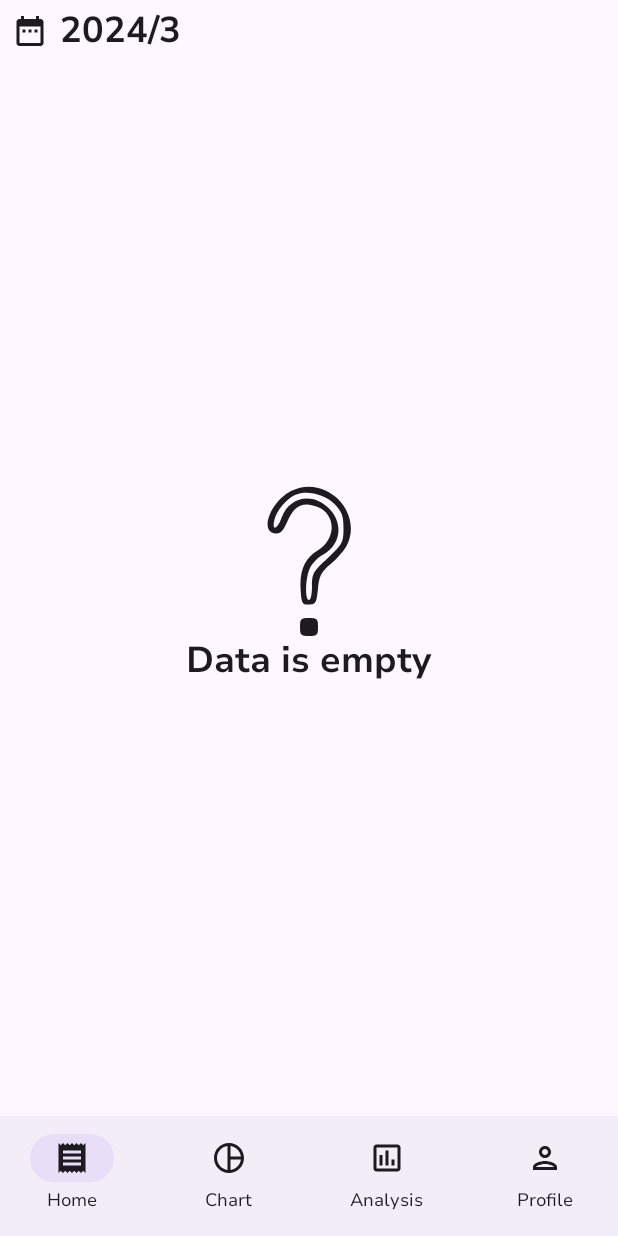
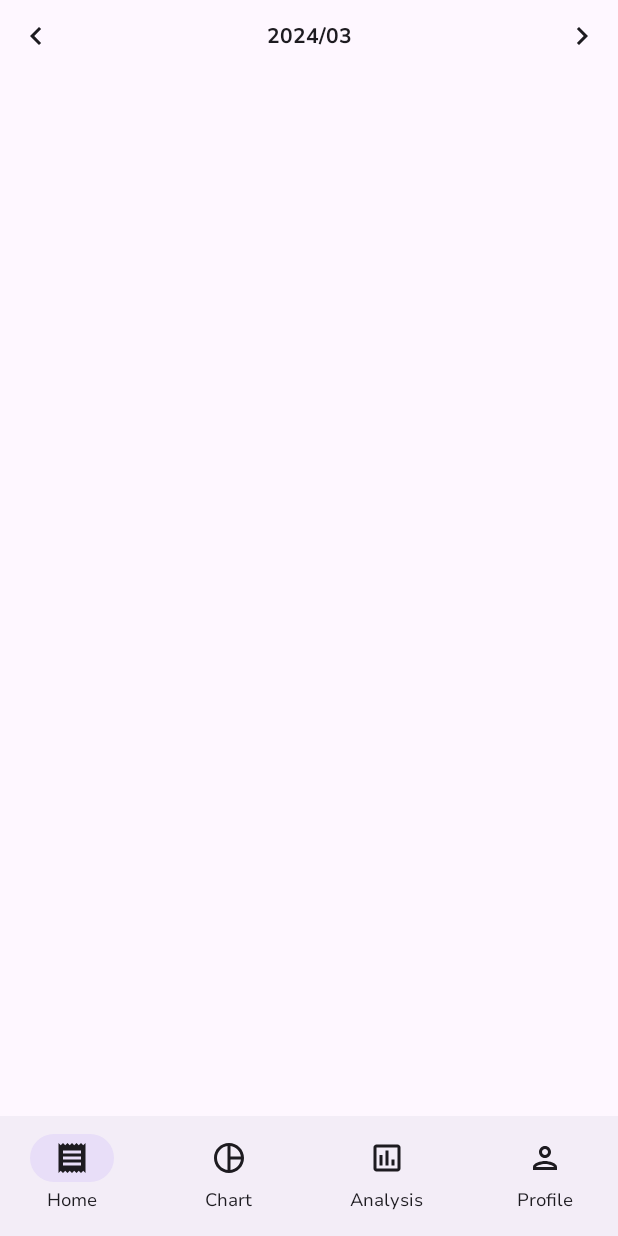
Before and after one commit to encorex32268/MoneyManagerPublic, an Android app built with Jetpack Compose: the ChartScreen screen opened through its navigation route, on a phone screen of 412 x 824 dp. Run offline under Robolectric (Android 15) with nearby library versions, the phone set to English and light mode, and no system bars; our stand-ins replace Dagger/Hilt's generated code, accompanist; 5 statements that could not run were skipped.

Commit message:
ChartScreen Fix

```diff
--- a/app/src/main/java/lihan/chen/moneymanager/feature/chart/presentation/ChartScreen.kt
+++ b/app/src/main/java/lihan/chen/moneymanager/feature/chart/presentation/ChartScreen.kt
@@ -1,6 +1,8 @@
 package lihan.chen.moneymanager.feature.chart.presentation
 
+import androidx.compose.foundation.background
 import androidx.compose.foundation.layout.Arrangement
+import androidx.compose.foundation.layout.Box
 import androidx.compose.foundation.layout.Column
 import androidx.compose.foundation.layout.Spacer
 import androidx.compose.foundation.layout.fillMaxSize
@@ -10,6 +12,7 @@ import androidx.compose.foundation.layout.padding
 import androidx.compose.foundation.layout.size
 import androidx.compose.foundation.lazy.LazyColumn
 import androidx.compose.material3.Icon
+import androidx.compose.material3.MaterialTheme
 import androidx.compose.runtime.Composable
 import androidx.compose.ui.Alignment
 import androidx.compose.ui.Modifier
@@ -31,7 +34,9 @@ import lihan.chen.moneymanager.feature.core.domain.model.TRAFFIC
 import lihan.chen.moneymanager.feature.core.domain.model.WEAR
 import lihan.chen.moneymanager.feature.core.presentation.components.Texts
 import lihan.chen.moneymanager.feature.core.util.LocalSpacing
+import lihan.chen.moneymanager.feature.home.presentation.HomeEvent
 import lihan.chen.moneymanager.feature.home.presentation.components.DateLayout
+import lihan.chen.moneymanager.feature.home.presentation.components.DatePicker
 import lihan.chen.moneymanager.feature.home.presentation.components.NormalDate
 import lihan.chen.moneymanager.ui.theme.MoneyManagerTheme
 
@@ -46,27 +51,11 @@ fun ChartScreen(
     Column(
         modifier = modifier
     ) {
-        DateLayout(
-            modifier = Modifier.fillMaxWidth(),
-            currentDate = "${state.nowDateYear}/${state.nowDateMonth}",
-            onYearPick = onDatePick
+        DatePicker(
+            year = state.nowDateYear.toIntOrNull()?:0,
+            month = state.nowDateMonth.toIntOrNull()?:0,
+            onDateChange = onDatePick
         )
-        if (state.items.isEmpty()){
-            Column(
-                modifier = Modifier.fillMaxSize(),
-                verticalArrangement = Arrangement.Center,
-                horizontalAlignment = Alignment.CenterHorizontally
-            ) {
-                Icon(
-                    modifier = Modifier.size(100.dp),
-                    imageVector = ImageVector.vectorResource(R.drawable.other_unknown),
-                    contentDescription = null
-                )
-                Texts.TitleMedium(
-                    text = stringResource(id = R.string.no_data)
-                )
-            }
-        }else{
         LazyColumn(
             modifier = Modifier
                 .weight(1f)
@@ -96,8 +85,6 @@ fun ChartScreen(
                 }
             }
         }
-
-        }
     }
 
 
@@ -112,6 +99,9 @@ fun Double.format(digits: Int) = "%.${digits}f".format(this)
 @Composable
 fun ChartScreenPreview() {
     MoneyManagerTheme {
+        Box(modifier = Modifier.background(
+            MaterialTheme.colorScheme.background
+        )) {
             ChartScreen(
                 state = ChartState(
                     items = listOf(
@@ -172,6 +162,8 @@ fun ChartScreenPreview() {
                 )
             )
 
+
+            }
      }
 
 }
--- a/app/src/main/java/lihan/chen/moneymanager/feature/chart/presentation/ChartViewModel.kt
+++ b/app/src/main/java/lihan/chen/moneymanager/feature/chart/presentation/ChartViewModel.kt
@@ -35,7 +35,7 @@ class ChartViewModel @Inject constructor(
             val calendar = Calendar.getInstance()
             if (normalDate != null){
                 calendar.set(Calendar.YEAR , normalDate.year)
-                calendar.set(Calendar.MONTH , normalDate.month)
+                calendar.set(Calendar.MONTH , normalDate.month - 1)
             }
             val (startTime, endTime) = MoneyManagerDateUtils.getStartAndEndTime(calendar)
             chartRepository.getExpenseByStartTimeAndEndTime(
@@ -50,8 +50,8 @@ class ChartViewModel @Inject constructor(
                 val expensesTypeList =
                     it.filter { it.isIncome == state.value.isIncomeShow }.groupBy {
                         it.category?.typeId ?: 0
-                    }.toList().sortedBy {
-                        it.first
+                    }.toList().sortedByDescending {
+                        it.second.sumOf { it.cost }
                     }
                 val itemCharts = dataGroup.map {
                     val typeId = it.key
@@ -68,16 +68,8 @@ class ChartViewModel @Inject constructor(
                     it.copy(
                         items = itemCharts.filterNotNull(),
                         expensesTypeList = expensesTypeList,
-                        nowDateYear = if (normalDate != null){
-                            normalDate.year.toString()
-                        }else{
-                            Calendar.getInstance().get(Calendar.YEAR).toString()
-                        },
-                        nowDateMonth = if(normalDate != null){
-                            (normalDate.month+1).toString()
-                        }else{
-                            (Calendar.getInstance().get(Calendar.MONTH) + 1).toString()
-                        }
+                        nowDateYear = normalDate?.year?.toString() ?: Calendar.getInstance().get(Calendar.YEAR).toString(),
+                        nowDateMonth = normalDate?.month?.toString() ?:(Calendar.getInstance().get(Calendar.MONTH) + 1).toString()
                     )
                 }
 
@@ -90,8 +82,8 @@ class ChartViewModel @Inject constructor(
     fun onChartClick(){
         val expensesTypeList  = dbExpenseState.value.filter { it.isIncome != state.value.isIncomeShow }.groupBy {
             it.category?.typeId?:0
-        }.toList().sortedBy {
-            it.first
+        }.toList().sortedByDescending {
+            it.second.sumOf { it.cost }
         }
         _state.update {
             it.copy(
--- a/app/src/main/java/lihan/chen/moneymanager/feature/home/presentation/HomeScreen.kt
+++ b/app/src/main/java/lihan/chen/moneymanager/feature/home/presentation/HomeScreen.kt
@@ -66,24 +66,10 @@ fun HomeScreen(
                     .fillMaxSize()
                     .padding(padding)
             ) {
-//                DateLayout(
-//                    modifier = Modifier.fillMaxWidth(),
-//                    currentDate = "${state.nowDateYear}/${state.nowDateMonth}",
-//                    onYearPick = {
-//                        onEvent(
-//                            HomeEvent.OnDatePick(it)
-//                        )
-//                    }
-//                )
                 DatePicker(
                     year = state.nowDateYear.toIntOrNull()?:0,
                     month = state.nowDateMonth.toIntOrNull()?:0,
-                    onArrowLeftClick = {
-                        Log.d("TAG", "HomeScreen: onArrowLeftClick ${it}")
-                       onEvent(HomeEvent.OnDatePick(it))
-                    },
-                    onArrowRightClick = {
-                        Log.d("TAG", "HomeScreen: onArrowRightClick ${it}")
+                    onDateChange = {
                         onEvent(HomeEvent.OnDatePick(it))
                     }
                 )
```
Also changed, not shown: app/src/main/java/lihan/chen/moneymanager/feature/Tester.kt (deleted, +0 -9 lines), app/src/main/java/lihan/chen/moneymanager/feature/TesterPreview.kt (deleted, +0 -187 lines), app/src/main/java/lihan/chen/moneymanager/feature/add/components/CircleIcon.kt (+7 -1 lines), app/src/main/java/lihan/chen/moneymanager/feature/chart/presentation/components/ChartLayout.kt (+17 -12 lines), app/src/main/java/lihan/chen/moneymanager/feature/home/presentation/components/DatePicker.kt (+3 -4 lines). Lines whose indentation alone changed are shown as unchanged.
